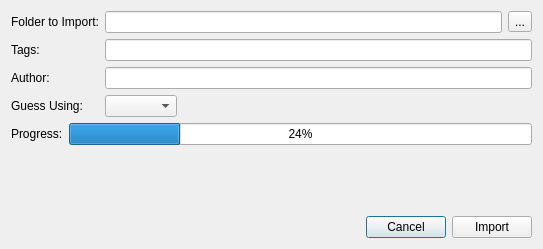
The window that src/ui/importer.ui (chrmorais/aranduka) describes before a commit, drawn with Qt 5.
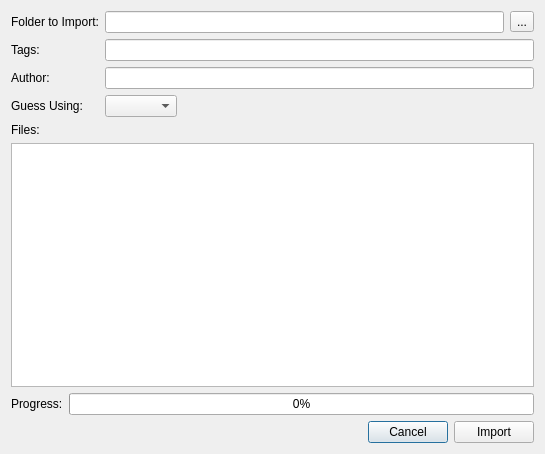
The same window after the commit.

Commit message: slightly nicer importer dialog

Patch:
```diff
--- a/src/ui/importer.ui
+++ b/src/ui/importer.ui
@@ -6,8 +6,8 @@
    <rect>
     <x>0</x>
     <y>0</y>
-    <width>543</width>
-    <height>249</height>
+    <width>545</width>
+    <height>454</height>
    </rect>
   </property>
   <property name="windowTitle">
@@ -88,6 +88,23 @@
      </item>
     </layout>
    </item>
+   <item>
+    <widget class="QLabel" name="label_6">
+     <property name="text">
+      <string>Files:</string>
+     </property>
+    </widget>
+   </item>
+   <item>
+    <widget class="QListWidget" name="files">
+     <property name="alternatingRowColors">
+      <bool>true</bool>
+     </property>
+     <property name="uniformItemSizes">
+      <bool>true</bool>
+     </property>
+    </widget>
+   </item>
    <item>
     <layout class="QHBoxLayout" name="horizontalLayout">
      <item>
@@ -100,25 +117,12 @@
      <item>
       <widget class="QProgressBar" name="progressBar">
        <property name="value">
-        <number>24</number>
+        <number>0</number>
        </property>
       </widget>
      </item>
     </layout>
    </item>
-   <item>
-    <spacer name="verticalSpacer">
-     <property name="orientation">
-      <enum>Qt::Vertical</enum>
-     </property>
-     <property name="sizeHint" stdset="0">
-      <size>
-       <width>20</width>
-       <height>60</height>
-      </size>
-     </property>
-    </spacer>
-   </item>
    <item>
     <layout class="QHBoxLayout" name="horizontalLayout_2">
      <item>
```
The commit also changes 1 other file.
